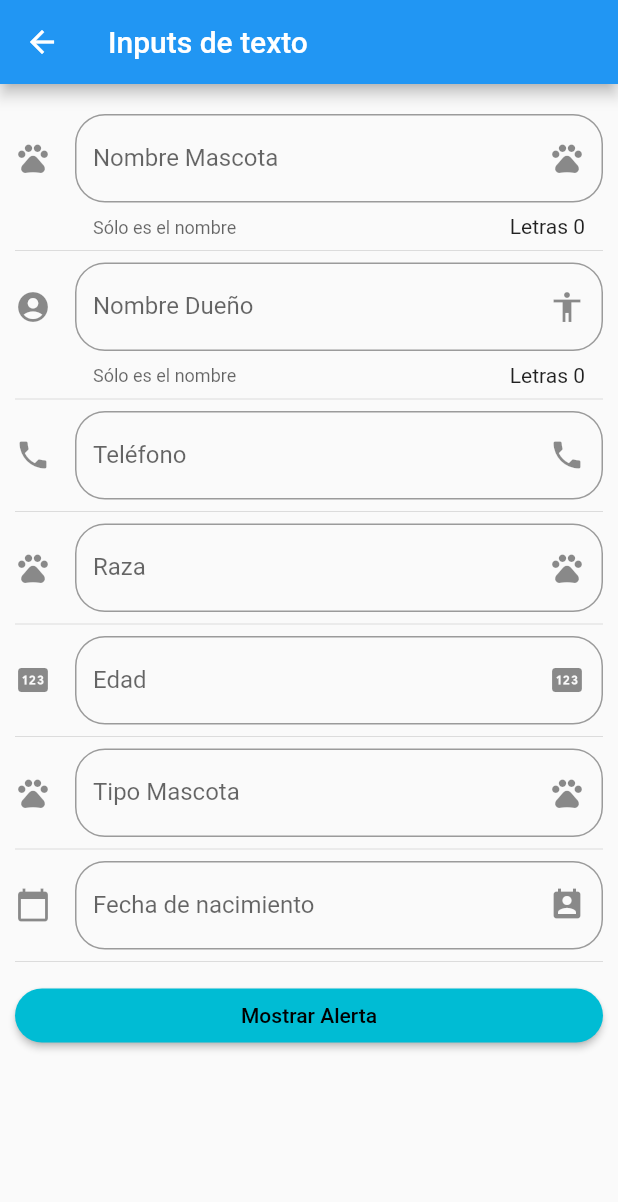
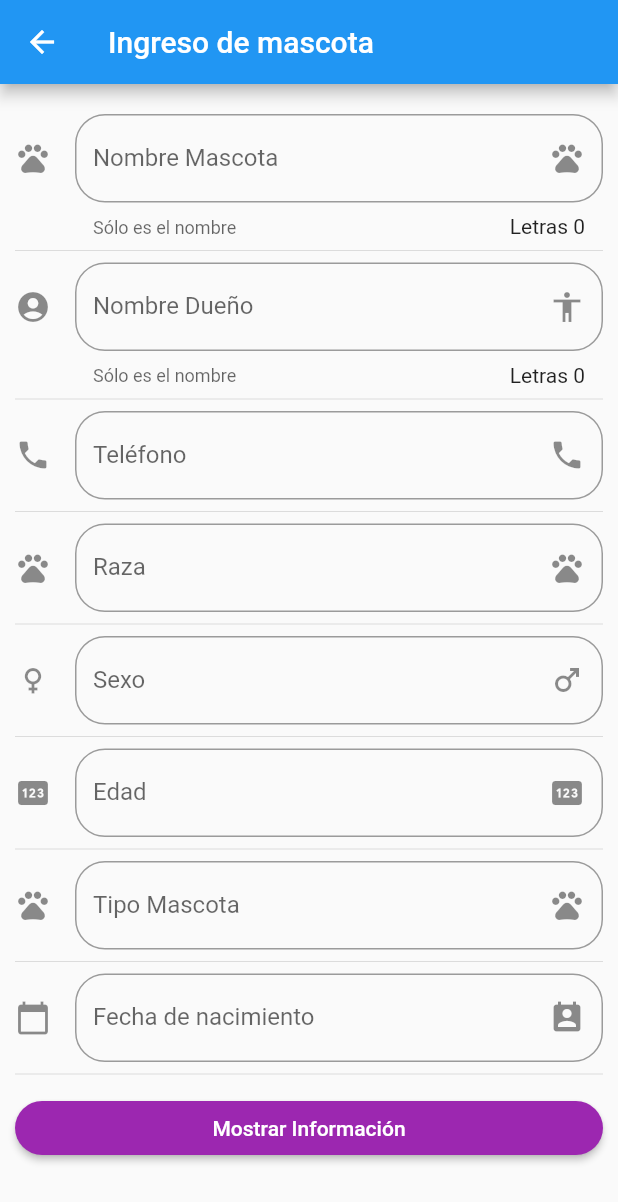
Before and after one commit to EdLuc/Parcial, a Flutter app: the InputPage screen opened by its route, on a phone screen of 412 x 824 dp. Shown: the top 1202 px of the screen. Run offline on Flutter 3.47's test engine with Material 2 defaults, Android fonts, the phone set to English and light mode, and no system bars.

Commit message:
Se agrega los últimos cambios del parcial

```diff
--- a/lib/src/pages/input_page.dart
+++ b/lib/src/pages/input_page.dart
@@ -21,7 +21,7 @@ class _InputPageState extends State<InputPage> {
   Widget build(BuildContext context) {
     return Scaffold(
       appBar: AppBar(
-        title: Text('Inputs de texto'),
+        title: Text('Ingreso de mascota'),
       ),
       body: ListView(
         padding: EdgeInsets.symmetric(horizontal: 10.0, vertical: 20.0),
@@ -34,6 +34,8 @@ class _InputPageState extends State<InputPage> {
           Divider(),
           _crearRaza(),
           Divider(),
+          _crearSexo(),
+          Divider(),
           _crearEdad(),
           Divider(),
           _crearTipoMascota(),
@@ -43,9 +45,9 @@ class _InputPageState extends State<InputPage> {
           Padding(
             padding: const EdgeInsets.symmetric(vertical: 4.0),
             child: RaisedButton(
-            child: Text('Mostrar Alerta'),
-             color: Colors.cyan,
-            textColor: Colors.black,
+            child: Text('Mostrar Información'),
+             color: Colors.purple,
+            textColor: Colors.white,
             shape: StadiumBorder(),
             onPressed: () => _mostrarAlert(context),
              ),
@@ -58,7 +60,7 @@ class _InputPageState extends State<InputPage> {
 
   Widget _crearInput() {
     return TextField(
-      // autofocus: true,
+      //autofocus: true,
       textCapitalization: TextCapitalization.sentences,
       decoration: InputDecoration(
           border: OutlineInputBorder(borderRadius: BorderRadius.circular(20.0)),
@@ -125,9 +127,24 @@ class _InputPageState extends State<InputPage> {
             }));
   }
 
+  Widget _crearSexo() {
+    return TextField(
+        keyboardType: TextInputType.text,
+        decoration: InputDecoration(
+            border:
+                OutlineInputBorder(borderRadius: BorderRadius.circular(20.0)),
+            hintText: 'Sexo',
+            labelText: 'Sexo',
+            suffixIcon: Icon(Icons.male),
+            icon: Icon(Icons.female)),
+        onChanged: (valor) => setState(() {
+              _sexo = valor;
+            }));
+  }
+
   Widget _crearEdad() {
     return TextField(
-        keyboardType: TextInputType.text,
+        keyboardType: TextInputType.number,
         decoration: InputDecoration(
             border:
                 OutlineInputBorder(borderRadius: BorderRadius.circular(20.0)),
@@ -200,9 +217,9 @@ class _InputPageState extends State<InputPage> {
             content: Column(
               mainAxisSize: MainAxisSize.min,
               children: <Widget>[
-                Text('Nombre Mascota: $_nombre'),
                 Text('Nombre Dueño: $_nombreduenio'),
                 Text('Telefono: $_telefono'),
+                Text('Nombre Mascota: $_nombre'),
                 Text('Raza: $_raza'),
                 Text('Sexo: $_sexo'),
                 Text('Edad de la mascota: $_edadmascota'),
@@ -218,7 +235,7 @@ class _InputPageState extends State<InputPage> {
               FlatButton(
                 child: Text('Ok'),
                 onPressed: () {
-                  Navigator.of(context).pop();
+                  Navigator.of(context).pop(context);
                 },
               ),
             ],
```
